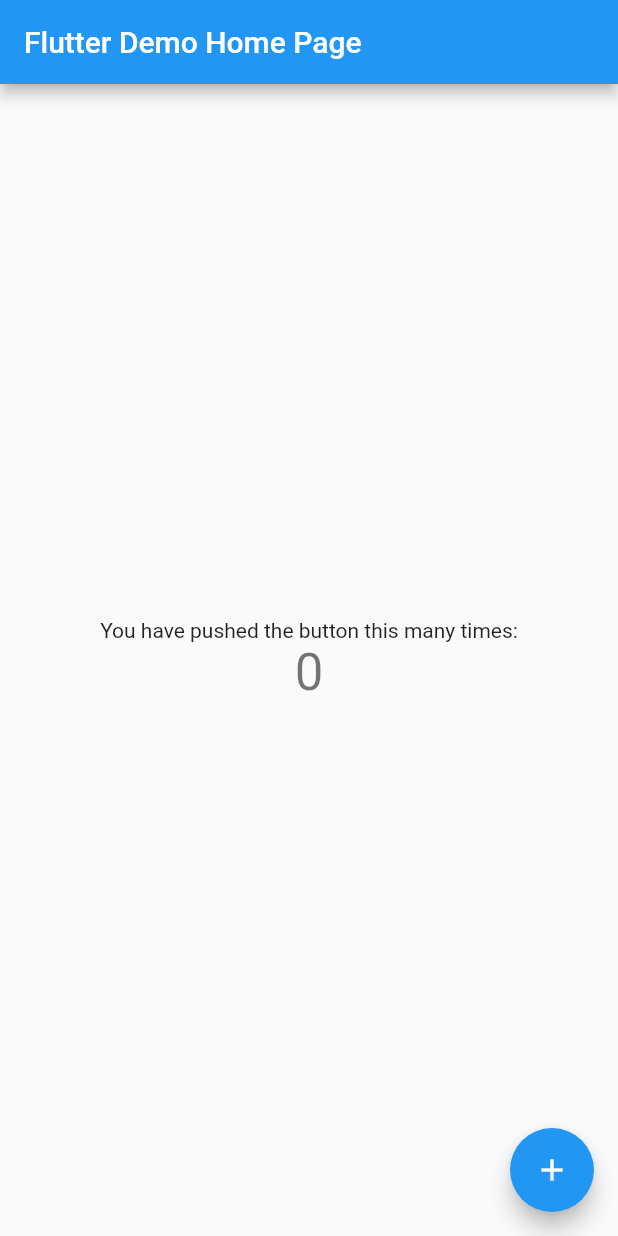
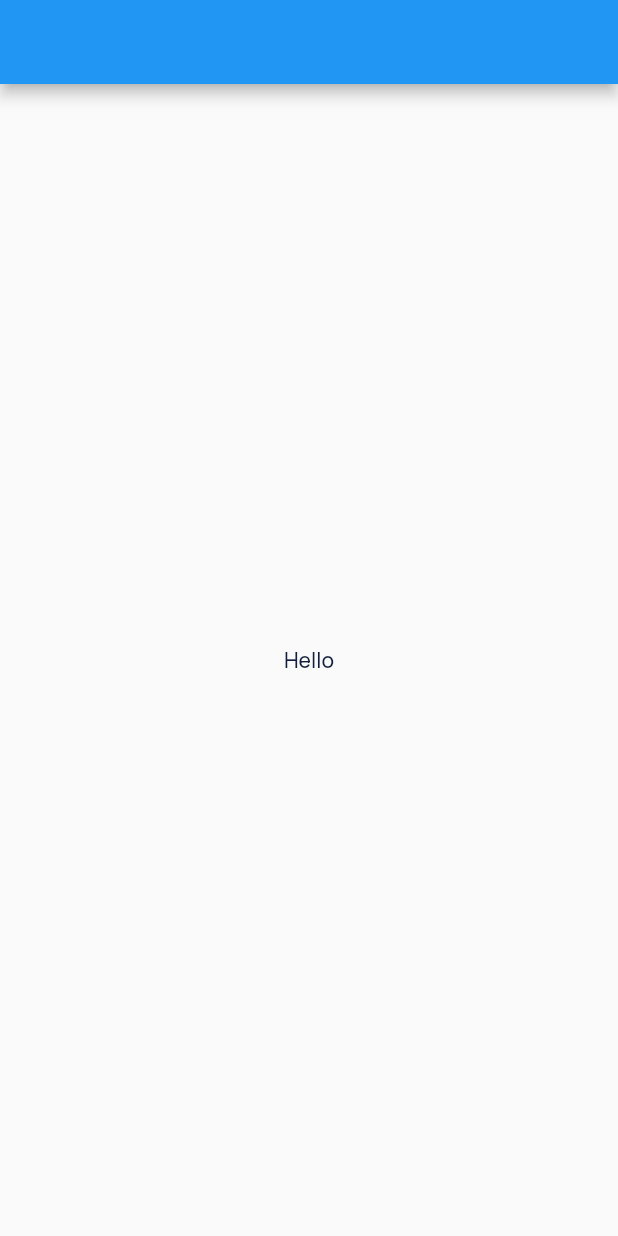
Before and after one commit to datnguyennt/ontari-mobile, a Flutter app: the screen it shows after launch, on a phone screen of 412 x 824 dp. Run offline on Flutter 3.47's test engine with Material 2 defaults, Android fonts, the phone set to English and light mode, and no system bars; our stand-ins replace google_fonts.

Commit message:
init theme

```diff
--- /dev/null
+++ b/lib/home.dart
@@ -0,0 +1,15 @@
+import 'package:flutter/material.dart';
+
+class HomeView extends StatelessWidget {
+  const HomeView({super.key});
+
+  @override
+  Widget build(BuildContext context) {
+    return Scaffold(
+      appBar: AppBar(),
+      body: Center(
+        child: Text("Hello", ),
+      ),
+    );
+  }
+}
--- a/lib/main.dart
+++ b/lib/main.dart
@@ -1,5 +1,6 @@
 import 'package:flutter/material.dart';
-
+import 'package:flutter_clean_architech_bloc/home.dart';
+import 'package:flutter_clean_architech_bloc/util/theme/theme.dart';
 void main() {
   runApp(const MyApp());
 }
@@ -7,109 +8,13 @@
 class MyApp extends StatelessWidget {
   const MyApp({super.key});
 
-  // This widget is the root of your application.
   @override
   Widget build(BuildContext context) {
     return MaterialApp(
-      title: 'Flutter Demo',
-      theme: ThemeData(
-        // This is the theme of your application.
-        //
-        // Try running your application with "flutter run". You'll see the
-        // application has a blue toolbar. Then, without quitting the app, try
-        // changing the primarySwatch below to Colors.green and then invoke
-        // "hot reload" (press "r" in the console where you ran "flutter run",
-        // or simply save your changes to "hot reload" in a Flutter IDE).
-        // Notice that the counter didn't reset back to zero; the application
-        // is not restarted.
-        primarySwatch: Colors.blue,
-      ),
-      home: const MyHomePage(title: 'Flutter Demo Home Page'),
+      themeMode: ThemeMode.system,
+      theme: AppTheme.lightTheme,
+      darkTheme: AppTheme.darkTheme,
+      home: const HomeView(),
     );
   }
 }
-
-class MyHomePage extends StatefulWidget {
-  const MyHomePage({super.key, required this.title});
-
-  // This widget is the home page of your application. It is stateful, meaning
-  // that it has a State object (defined below) that contains fields that affect
-  // how it looks.
-
-  // This class is the configuration for the state. It holds the values (in this
-  // case the title) provided by the parent (in this case the App widget) and
-  // used by the build method of the State. Fields in a Widget subclass are
-  // always marked "final".
-
-  final String title;
-
-  @override
-  State<MyHomePage> createState() => _MyHomePageState();
-}
-
-class _MyHomePageState extends State<MyHomePage> {
-  int _counter = 0;
-
-  void _incrementCounter() {
-    setState(() {
-      // This call to setState tells the Flutter framework that something has
-      // changed in this State, which causes it to rerun the build method below
-      // so that the display can reflect the updated values. If we changed
-      // _counter without calling setState(), then the build method would not be
-      // called again, and so nothing would appear to happen.
-      _counter++;
-    });
-  }
-
-  @override
-  Widget build(BuildContext context) {
-    // This method is rerun every time setState is called, for instance as done
-    // by the _incrementCounter method above.
-    //
-    // The Flutter framework has been optimized to make rerunning build methods
-    // fast, so that you can just rebuild anything that needs updating rather
-    // than having to individually change instances of widgets.
-    return Scaffold(
-      appBar: AppBar(
-        // Here we take the value from the MyHomePage object that was created by
-        // the App.build method, and use it to set our appbar title.
-        title: Text(widget.title),
-      ),
-      body: Center(
-        // Center is a layout widget. It takes a single child and positions it
-        // in the middle of the parent.
-        child: Column(
-          // Column is also a layout widget. It takes a list of children and
-          // arranges them vertically. By default, it sizes itself to fit its
-          // children horizontally, and tries to be as tall as its parent.
-          //
-          // Invoke "debug painting" (press "p" in the console, choose the
-          // "Toggle Debug Paint" action from the Flutter Inspector in Android
-          // Studio, or the "Toggle Debug Paint" command in Visual Studio Code)
-          // to see the wireframe for each widget.
-          //
-          // Column has various properties to control how it sizes itself and
-          // how it positions its children. Here we use mainAxisAlignment to
-          // center the children vertically; the main axis here is the vertical
-          // axis because Columns are vertical (the cross axis would be
-          // horizontal).
-          mainAxisAlignment: MainAxisAlignment.center,
-          children: <Widget>[
-            const Text(
-              'You have pushed the button this many times:',
-            ),
-            Text(
-              '$_counter',
-              style: Theme.of(context).textTheme.headline4,
-            ),
-          ],
-        ),
-      ),
-      floatingActionButton: FloatingActionButton(
-        onPressed: _incrementCounter,
-        tooltip: 'Increment',
-        child: const Icon(Icons.add),
-      ), // This trailing comma makes auto-formatting nicer for build methods.
-    );
-  }
-}
--- /dev/null
+++ b/lib/util/theme/app_color.dart
@@ -0,0 +1,27 @@
+import 'package:flutter/material.dart';
+
+class AppColors {
+  AppColors._();
+  //light Theme
+  static const kPrimaryLight = Color(0xff121F3E);
+  static const kDotLight = Color(0xffE5EBF0);
+  static const kSecondaryLight = Color(0xff003074);
+
+
+//Dark Theme
+  static const kPrimaryDark = Color(0xff356AD1);
+  static const kSecondaryDark = Color(0xff21273B);
+
+
+//Comon theme
+  static const kYellow = Color(0xffFBBC05);
+  static const kGrey = Color(0xff96A0B5);
+  static const kRed = Color(0xffFD2A2A);
+  static const kGrey2 = Color(0xffB6BEC9);
+  static const kGreen = Color(0xff00BF71);
+  static const kWhite = Colors.white;
+
+
+
+
+}
--- /dev/null
+++ b/lib/util/theme/theme.dart
@@ -0,0 +1,57 @@
+import 'package:flutter/material.dart';
+import 'package:google_fonts/google_fonts.dart';
+
+import 'app_color.dart';
+
+class AppTheme {
+  AppTheme._();
+  static ThemeData lightTheme = ThemeData(
+    brightness: Brightness.light,
+    textTheme: textTheme(Brightness.light),
+  );
+  static ThemeData darkTheme = ThemeData(
+    brightness: Brightness.dark,
+    textTheme: textTheme(Brightness.dark),
+  );
+
+  static TextTheme textTheme(Brightness brightness) {
+    return TextTheme(
+      headlineSmall: textStyle(brightness).copyWith(
+        fontSize: 14,
+        fontWeight: FontWeight.w600,
+        height: 19.12 / 14,
+      ),
+      headlineMedium: textStyle(brightness).copyWith(
+        fontSize: 22,
+        fontWeight: FontWeight.w700,
+        height: 38 / 22,
+      ),
+      headlineLarge: textStyle(brightness).copyWith(
+        fontSize: 26,
+        fontWeight: FontWeight.w700,
+        height: 35.52 / 26,
+      ),
+      bodyLarge: textStyle(brightness),
+      bodyMedium: textStyle(brightness).copyWith(
+        fontSize: 14,
+        fontWeight: FontWeight.w500,
+        height: 22 / 14,
+      ),
+      bodySmall: textStyle(brightness).copyWith(
+        fontSize: 12,
+        fontWeight: FontWeight.w500,
+        height: 22 / 14,
+      ),
+    );
+  }
+
+  static TextStyle textStyle(Brightness brightness) {
+    return GoogleFonts.manrope(
+      color: brightness == Brightness.light
+          ? AppColors.kPrimaryLight
+          : AppColors.kWhite,
+    ).copyWith(
+      leadingDistribution: TextLeadingDistribution.even,
+    );
+  }
+}
```
Also changed, not shown: lib/util/theme/app_size.dart (added, +16 -0 lines), lib/util/theme/app_text_style.dart (added, +29 -0 lines), pubspec.yaml (+1 -73 lines), pubspec.lock, 11 other files.
